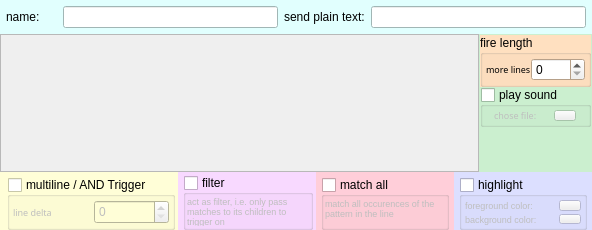
Before: the Qt Designer form src/ui/triggers_main_area.ui in Mudlet/Mudlet, drawn with Qt 5.
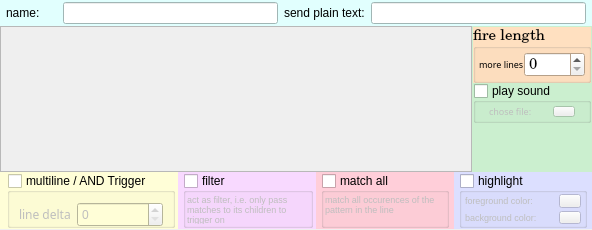
After: the same form once the commit is applied.

What changed in the file:
```diff
--- a/src/ui/triggers_main_area.ui
+++ b/src/ui/triggers_main_area.ui
@@ -117,9 +117,18 @@
       <property name="spacing">
        <number>6</number>
       </property>
-      <property name="margin">
+      <property name="leftMargin">
        <number>6</number>
       </property>
+      <property name="topMargin">
+       <number>2</number>
+      </property>
+      <property name="rightMargin">
+       <number>6</number>
+      </property>
+      <property name="bottomMargin">
+       <number>2</number>
+      </property>
       <item>
        <widget class="QLabel" name="label_4">
         <property name="minimumSize">
@@ -230,8 +239,8 @@
              <rect>
               <x>0</x>
               <y>0</y>
-              <width>463</width>
-              <height>131</height>
+              <width>455</width>
+              <height>137</height>
              </rect>
             </property>
            </widget>
@@ -403,6 +412,12 @@
                 </disabled>
                </palette>
               </property>
+              <property name="font">
+               <font>
+                <family>Century Schoolbook L</family>
+                <pointsize>11</pointsize>
+               </font>
+              </property>
               <property name="toolTip">
                <string>Keep firing the script for x more lines, after the trigger or chain has matched.</string>
               </property>
@@ -686,9 +701,18 @@
       <property name="spacing">
        <number>0</number>
       </property>
-      <property name="margin">
+      <property name="leftMargin">
        <number>0</number>
       </property>
+      <property name="topMargin">
+       <number>0</number>
+      </property>
+      <property name="rightMargin">
+       <number>0</number>
+      </property>
+      <property name="bottomMargin">
+       <number>1</number>
+      </property>
       <item>
        <widget class="QWidget" name="widget_13" native="true">
         <property name="palette">
@@ -763,13 +787,13 @@
           <number>7</number>
          </property>
          <property name="topMargin">
-          <number>5</number>
+          <number>1</number>
          </property>
          <property name="rightMargin">
           <number>3</number>
          </property>
          <property name="bottomMargin">
-          <number>0</number>
+          <number>1</number>
          </property>
          <item row="0" column="0">
           <widget class="QGroupBox" name="checkBox_multlinetrigger">
@@ -875,10 +899,7 @@
            <property name="checked">
             <bool>false</bool>
            </property>
-           <layout class="QGridLayout" name="gridLayout_4">
-            <property name="margin">
-             <number>3</number>
-            </property>
+           <layout class="QFormLayout" name="formLayout">
             <item row="0" column="0">
              <widget class="QLabel" name="label_3">
               <property name="sizePolicy">
@@ -887,10 +908,16 @@
                 <verstretch>0</verstretch>
                </sizepolicy>
               </property>
+              <property name="minimumSize">
+               <size>
+                <width>0</width>
+                <height>25</height>
+               </size>
+              </property>
               <property name="font">
                <font>
                 <family>Sans Serif</family>
-                <pointsize>7</pointsize>
+                <pointsize>9</pointsize>
                </font>
               </property>
               <property name="text">
@@ -915,6 +942,18 @@
                 <verstretch>0</verstretch>
                </sizepolicy>
               </property>
+              <property name="minimumSize">
+               <size>
+                <width>0</width>
+                <height>25</height>
+               </size>
+              </property>
+              <property name="maximumSize">
+               <size>
+                <width>16777215</width>
+                <height>16777215</height>
+               </size>
+              </property>
               <property name="toolTip">
                <string>Within how many lines must all condition be true to fire the trigger?</string>
               </property>
@@ -1000,13 +1039,13 @@
           <number>5</number>
          </property>
          <property name="topMargin">
-          <number>3</number>
+          <number>1</number>
          </property>
          <property name="rightMargin">
           <number>3</number>
          </property>
          <property name="bottomMargin">
-          <number>0</number>
+          <number>1</number>
          </property>
          <item row="0" column="0">
           <widget class="QGroupBox" name="filterTrigger">
@@ -1172,13 +1211,13 @@
           <number>5</number>
          </property>
          <property name="topMargin">
-          <number>5</number>
+          <number>1</number>
          </property>
          <property name="rightMargin">
           <number>5</number>
          </property>
          <property name="bottomMargin">
-          <number>0</number>
+          <number>1</number>
          </property>
          <item>
           <widget class="QGroupBox" name="perlSlashGOption">
@@ -1336,13 +1375,13 @@
           <number>5</number>
          </property>
          <property name="topMargin">
-          <number>5</number>
+          <number>1</number>
          </property>
          <property name="rightMargin">
           <number>5</number>
          </property>
          <property name="bottomMargin">
-          <number>0</number>
+          <number>1</number>
          </property>
          <item>
           <widget class="QGroupBox" name="colorizerTrigger">
@@ -1378,9 +1417,18 @@
             <bool>false</bool>
            </property>
            <layout class="QGridLayout" name="gridLayout_2">
-            <property name="margin">
+            <property name="leftMargin">
              <number>3</number>
             </property>
+            <property name="topMargin">
+             <number>1</number>
+            </property>
+            <property name="rightMargin">
+             <number>3</number>
+            </property>
+            <property name="bottomMargin">
+             <number>1</number>
+            </property>
             <property name="spacing">
              <number>3</number>
             </property>
@@ -1419,7 +1467,7 @@
               <property name="maximumSize">
                <size>
                 <width>22</width>
-                <height>11</height>
+                <height>16</height>
                </size>
               </property>
               <property name="text">
@@ -1462,7 +1510,7 @@
               <property name="maximumSize">
                <size>
                 <width>22</width>
-                <height>11</height>
+                <height>16</height>
                </size>
               </property>
               <property name="text">
```
